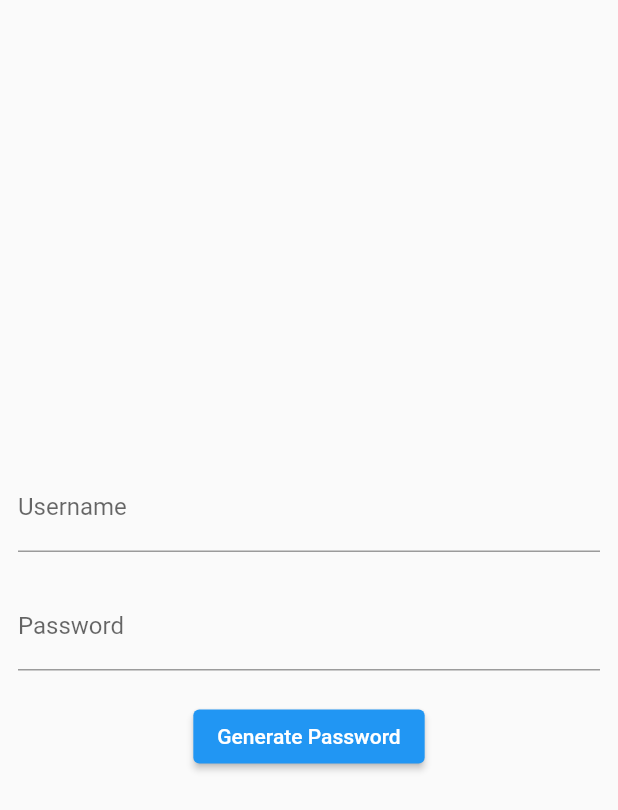
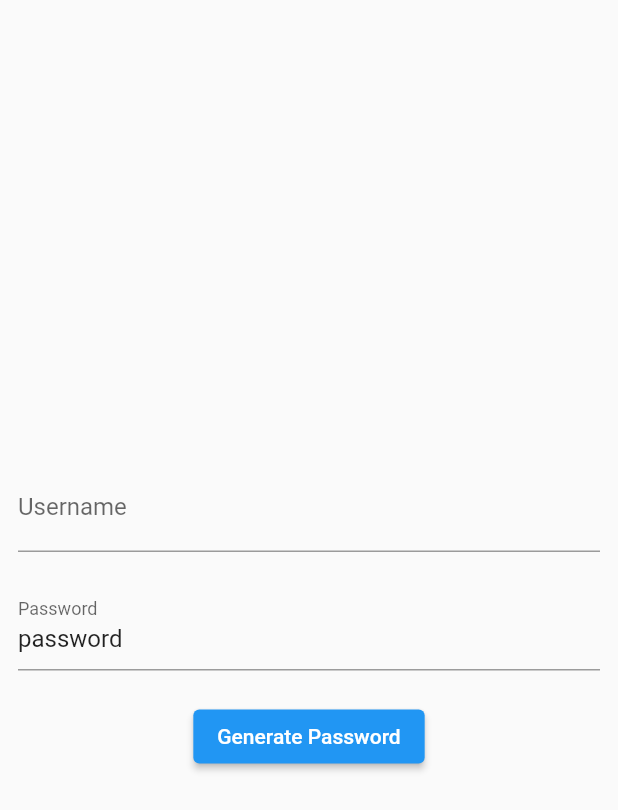
Before and after one commit to vikilinho/passwordchecker, a Flutter app: the screen it shows after launch, on a phone screen of 412 x 824 dp. Shown: the top 810 px of the screen. Run offline on Flutter 3.47's test engine with Material 2 defaults, Android fonts, the phone set to English and light mode, and no system bars; our stand-ins replace flutter_riverpod.

Commit message:
riverpod implementation

```diff
--- a/lib/homebase.dart
+++ b/lib/homebase.dart
@@ -16,7 +16,8 @@ class _HomeBaseState extends ConsumerState<HomeBase> {
   String passwordInfo = "";
   bool suggest = false;
   final TextEditingController _usernamecontroller = TextEditingController();
-  final TextEditingController _passwordcontroller = TextEditingController();
+  final TextEditingController _passwordcontroller = TextEditingController()
+    ..text = passwordText;
 
   RegExp numReg = RegExp(r".*[0-9].*");
   RegExp letterReg = RegExp(r".*[A-Za-z].*");
@@ -34,6 +35,8 @@ class _HomeBaseState extends ConsumerState<HomeBase> {
 
   @override
   Widget build(BuildContext context) {
+    final String passwordvalue =
+        ref.watch(passwordProvider); //watch for the password provider
     return Scaffold(
       body: SafeArea(
         child: Padding(
@@ -59,7 +62,7 @@ class _HomeBaseState extends ConsumerState<HomeBase> {
                 ),
               ),
               Visibility(
-                  visible: suggest, child: Text("Suggestion: $passwordText")),
+                  visible: suggest, child: Text("Suggestion: $passwordvalue")),
 
               const SizedBox(
                 height: 20,
--- a/lib/main.dart
+++ b/lib/main.dart
@@ -4,7 +4,7 @@ import 'package:passwordchecker/homebase.dart';
 
 var passwordText = "password";
 // create the provider you want to use
-final helloWorldProvider = Provider<String>((ref) => 'password');
+final passwordProvider = Provider<String>((ref) => 'pass');
 void main() {
   runApp(const ProviderScope(child: MyApp())); //wrap with provider scope
 }
```
